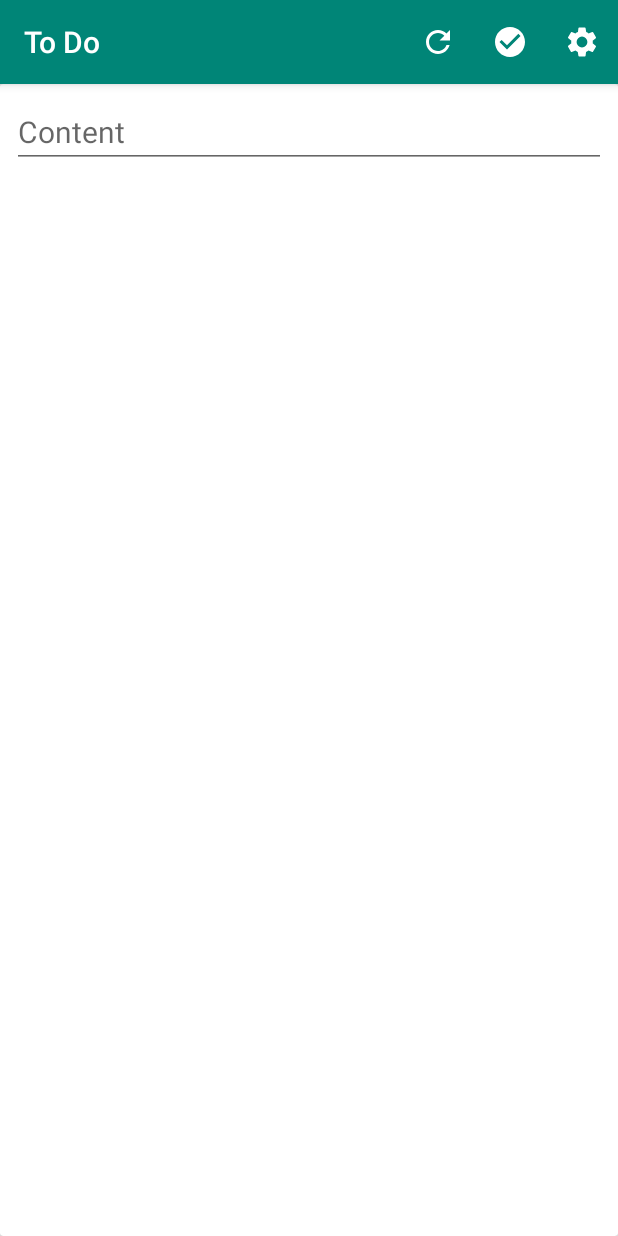
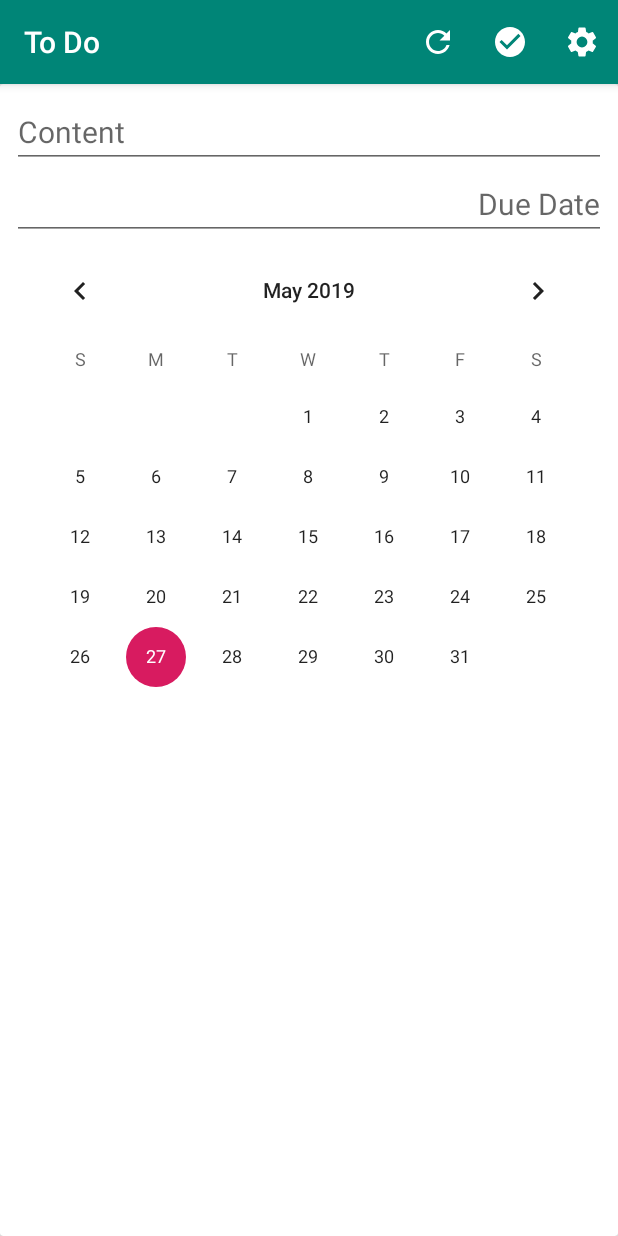
Before and after one commit to CyrilFind/Kodo, an Android app: the fragment TaskFragment placed in its activity, on a phone screen of 412 x 824 dp. Run offline under Robolectric (Android 15) with nearby library versions, the phone set to English and light mode, and no system bars; our stand-ins replace data binding, navigation-ui; libraries missing offline, so code that uses them is left out: org.jetbrains.anko; 10 statements that could not run were skipped.

Commit message:
use 2-way databinding for dates (a bit hacky) + moved files

```diff
--- a/app/src/main/java/com/cyrilfind/kodo/model/DueDate.kt
+++ b/app/src/main/java/com/cyrilfind/kodo/model/DueDate.kt
@@ -2,4 +2,4 @@ package com.cyrilfind.kodo.model
 
 import java.util.*
 
-data class DueDate(val date: Date)
+data class DueDate(var date: Date)
--- a/app/src/main/java/com/cyrilfind/kodo/network/TasksApi.kt
+++ b/app/src/main/java/com/cyrilfind/kodo/network/TasksApi.kt
@@ -1,6 +1,7 @@
 package com.cyrilfind.kodo.network
 
 import com.cyrilfind.kodo.BuildConfig
+import com.cyrilfind.kodo.model.TaskDueDateAdapter
 import com.jakewharton.retrofit2.adapter.kotlin.coroutines.CoroutineCallAdapterFactory
 import com.squareup.moshi.Moshi
 import com.squareup.moshi.adapters.Rfc3339DateJsonAdapter
@@ -34,6 +35,7 @@ object TasksApi {
     private val moshi = Moshi.Builder()
         .add(KotlinJsonAdapterFactory())
         .add(Date::class.java, Rfc3339DateJsonAdapter())
+        .add(TaskDueDateAdapter())
         .build()
 
     private val retrofit = Retrofit.Builder()
--- a/app/src/main/java/com/cyrilfind/kodo/SettingsFragment.kt
+++ b/app/src/main/java/com/cyrilfind/kodo/settings/SettingsFragment.kt
@@ -1,8 +1,9 @@
-package com.cyrilfind.kodo
+package com.cyrilfind.kodo.settings
 
 import android.os.Bundle
 import android.view.Menu
 import androidx.preference.PreferenceFragmentCompat
+import com.cyrilfind.kodo.R
 
 
 class SettingsFragment : PreferenceFragmentCompat() {
--- a/app/src/main/res/layout/task_fragment.xml
+++ b/app/src/main/res/layout/task_fragment.xml
@@ -30,15 +30,24 @@
                     android:hint="@string/content"
                     android:textAppearance="@style/defaultStyle"/>
 
-            <TextView
+            <EditText
                     android:layout_width="match_parent"
                     android:layout_height="wrap_content"
-                    android:id="@+id/date"
+                    android:id="@+id/taskDateTextView"
                     android:textAlignment="textEnd"
-                    android:text="@{viewModel.formattedDate}"
-                    tools:text="08 November 1992"
+                    android:inputType="date"
+                    android:text="@={viewModel.formattedDate}"
+                    android:hint="@string/due_date"
+                    tools:text="08/11/1992"
                     android:textColor="@android:color/darker_gray"
                     style="@style/defaultStyle"/>
+
+            <CalendarView
+                    android:id="@+id/taskDateCalendarView"
+                    android:layout_width="match_parent"
+                    android:layout_height="wrap_content"
+                    android:date="@={viewModel.dateTime}"
+                    />
         </LinearLayout>
     </androidx.cardview.widget.CardView>
 </layout>
--- a/app/src/main/res/navigation/navigation.xml
+++ b/app/src/main/res/navigation/navigation.xml
@@ -30,6 +30,6 @@
     <fragment
             tools:layout="@layout/settings_fragment"
             android:id="@+id/settings"
-            android:name="com.cyrilfind.kodo.SettingsFragment"
+            android:name="com.cyrilfind.kodo.settings.SettingsFragment"
             android:label="Settings"/>
 </navigation>
--- a/app/src/main/res/values/strings.xml
+++ b/app/src/main/res/values/strings.xml
@@ -8,4 +8,5 @@
     <string name="add_task_dialog_title">Add a new task</string>
     <string name="title_activity_settings">Settings</string>
     <string name="content">Content</string>
+    <string name="due_date">Due Date</string>
 </resources>
```
Also changed, not shown: app/src/main/java/com/cyrilfind/kodo/BindingAdapters.kt (added, +24 -0 lines), app/src/main/java/com/cyrilfind/kodo/model/Task.kt (+35 -4 lines), app/src/main/java/com/cyrilfind/kodo/task/TaskFragment.kt (+8 -0 lines), app/src/main/java/com/cyrilfind/kodo/task/TaskViewModel.kt (+34 -10 lines).
